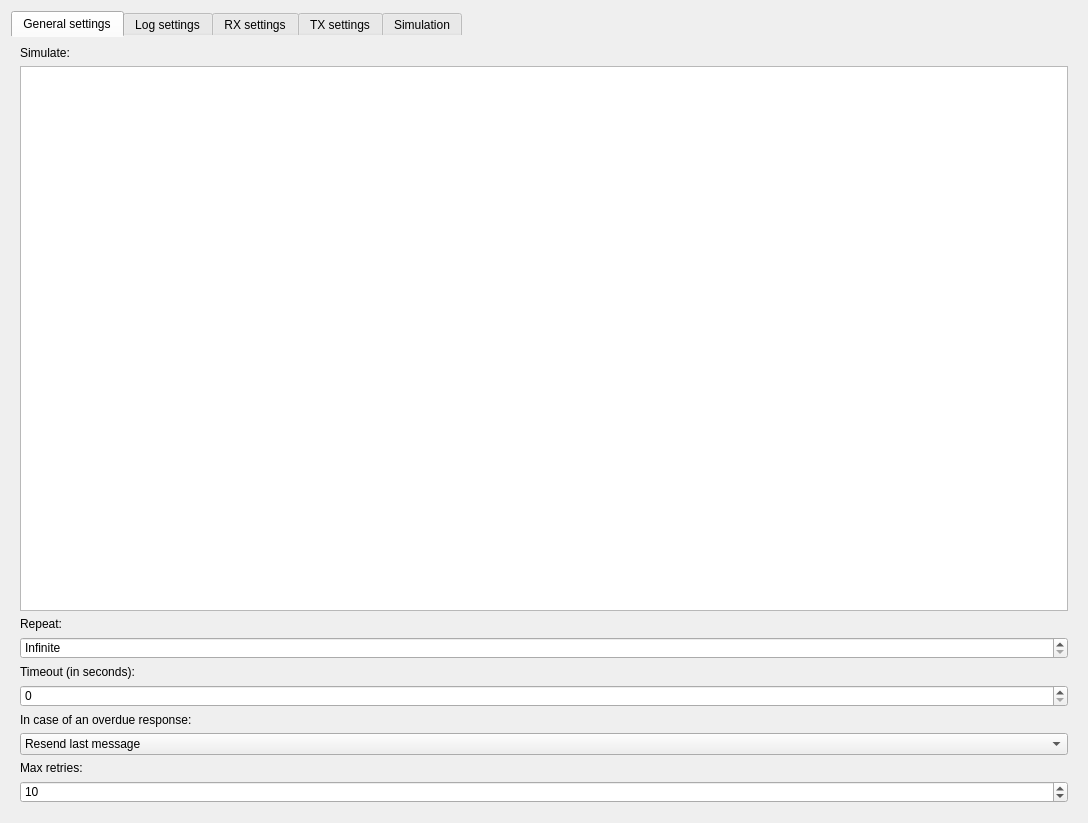
Before: the Qt Designer form data/ui/simulator_dialog.ui in jopohl/urh, drawn with Qt 5.
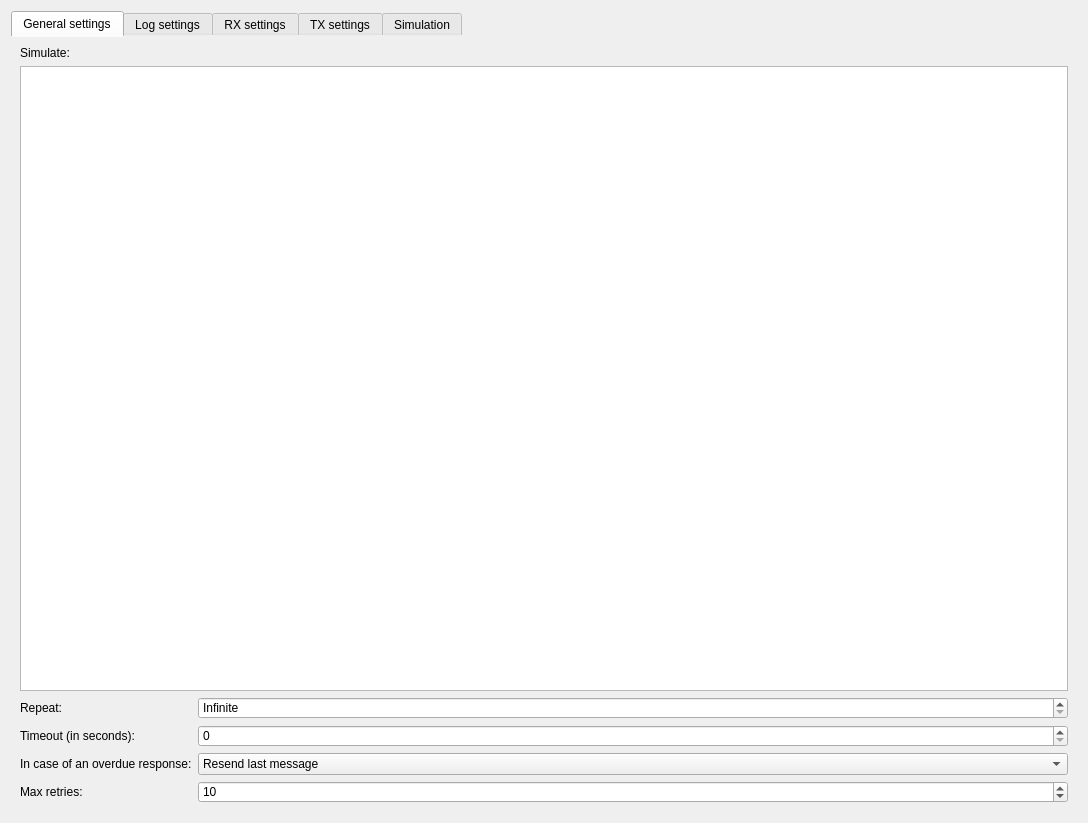
After: the same form once the commit is applied. The open tabs and pages were chosen to show the change. Icons and pictures are not drawn. Custom widgets are drawn as their Qt base class.

Commit message: enhance simulator dialog layout

Diff of the .ui file:
```diff
--- a/data/ui/simulator_dialog.ui
+++ b/data/ui/simulator_dialog.ui
@@ -72,38 +72,59 @@
             </widget>
            </item>
            <item>
+            <layout class="QGridLayout" name="gridLayout">
+             <item row="0" column="0">
             <widget class="QLabel" name="label_4">
              <property name="text">
               <string>Repeat:</string>
              </property>
             </widget>
            </item>
-           <item>
+             <item row="0" column="1">
             <widget class="QSpinBox" name="spinBoxNRepeat">
+               <property name="sizePolicy">
+                <sizepolicy hsizetype="Expanding" vsizetype="Fixed">
+                 <horstretch>0</horstretch>
+                 <verstretch>0</verstretch>
+                </sizepolicy>
+               </property>
              <property name="specialValueText">
               <string>Infinite</string>
              </property>
             </widget>
            </item>
-           <item>
+             <item row="1" column="0">
             <widget class="QLabel" name="label_3">
              <property name="text">
               <string>Timeout (in seconds):</string>
              </property>
             </widget>
            </item>
-           <item>
-            <widget class="QSpinBox" name="spinBoxTimeout"/>
-           </item>
-           <item>
+             <item row="1" column="1">
+              <widget class="QSpinBox" name="spinBoxTimeout">
+               <property name="sizePolicy">
+                <sizepolicy hsizetype="Expanding" vsizetype="Fixed">
+                 <horstretch>0</horstretch>
+                 <verstretch>0</verstretch>
+                </sizepolicy>
+               </property>
+              </widget>
+             </item>
+             <item row="2" column="0">
             <widget class="QLabel" name="label_7">
              <property name="text">
               <string>In case of an overdue response:</string>
              </property>
             </widget>
            </item>
-           <item>
+             <item row="2" column="1">
             <widget class="QComboBox" name="comboBoxError">
+               <property name="sizePolicy">
+                <sizepolicy hsizetype="Expanding" vsizetype="Fixed">
+                 <horstretch>0</horstretch>
+                 <verstretch>0</verstretch>
+                </sizepolicy>
+               </property>
              <item>
               <property name="text">
                <string>Resend last message</string>
@@ -121,14 +142,14 @@
              </item>
             </widget>
            </item>
-           <item>
+             <item row="3" column="0">
             <widget class="QLabel" name="label_6">
              <property name="text">
               <string>Max retries:</string>
              </property>
             </widget>
            </item>
-           <item>
+             <item row="3" column="1">
             <widget class="QSpinBox" name="spinBoxRetries">
              <property name="minimum">
               <number>1</number>
@@ -137,6 +158,8 @@
               <number>10</number>
              </property>
             </widget>
+             </item>
+            </layout>
            </item>
           </layout>
          </widget>
```
Lines whose indentation alone changed are shown as unchanged. The commit also changes 1 other file.
